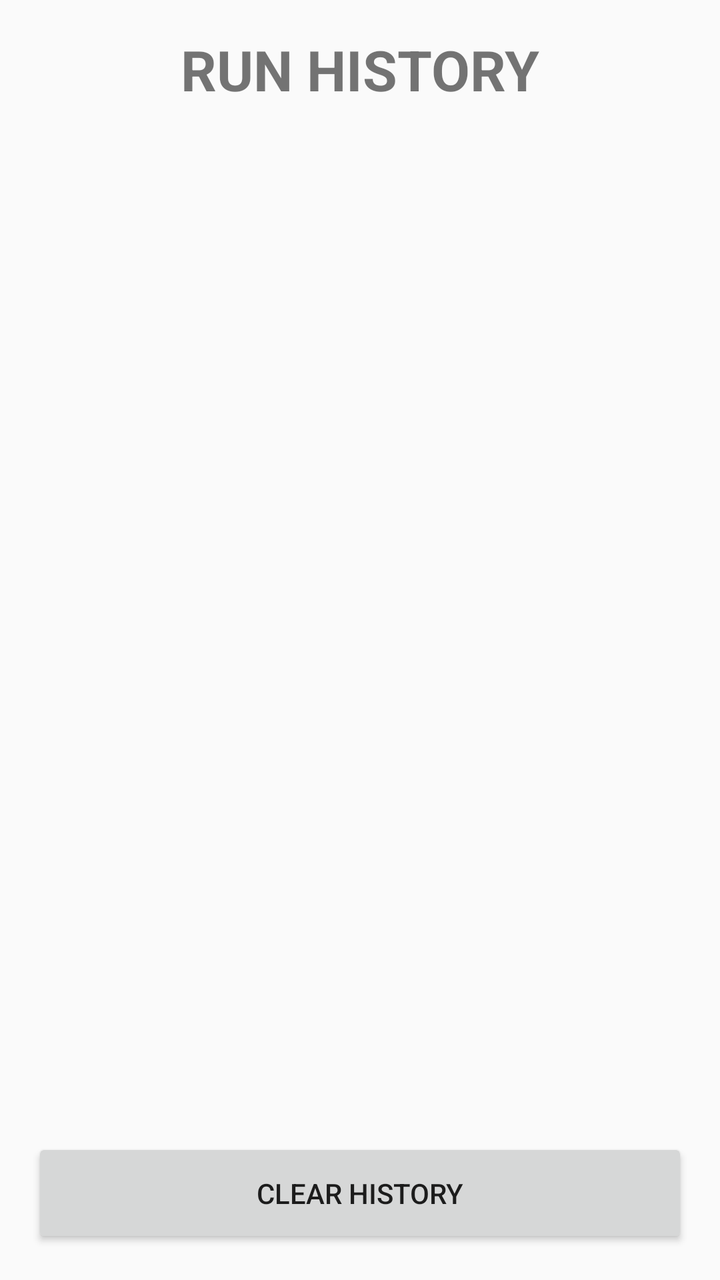
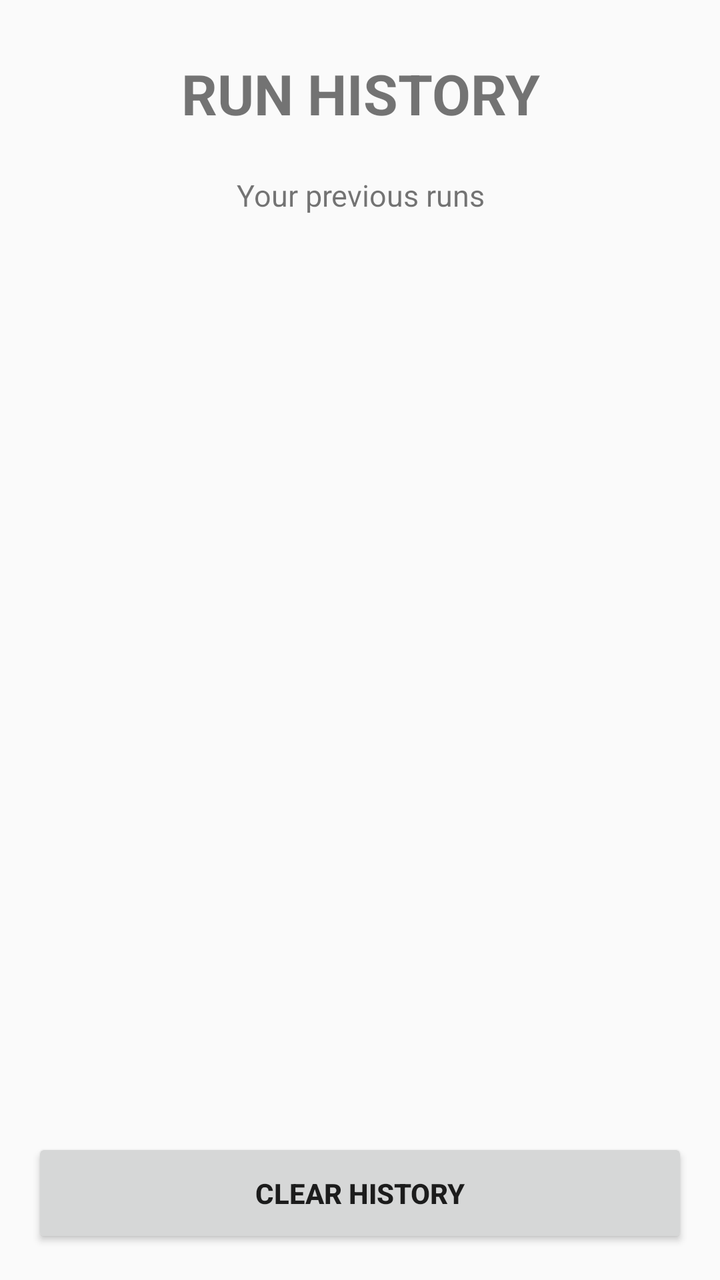

An Android layout rendered at two revisions. The XML below is the earlier revision; the diff shows what the commit changed to produce the second picture.
<!-- AndroidManifest.xml: application theme android:Theme.Material.Light.NoActionBar -->
<!-- res/layout/activity_history.xml -->
<?xml version="1.0" encoding="utf-8"?>
<LinearLayout
    xmlns:android="http://schemas.android.com/apk/res/android"
    android:layout_width="match_parent"
    android:layout_height="match_parent"
    android:orientation="vertical"
    android:padding="16dp">

    <TextView
        android:layout_width="wrap_content"
        android:layout_height="wrap_content"
        android:text="RUN HISTORY"
        android:textSize="28sp"
        android:textStyle="bold"
        android:layout_gravity="center"
        android:layout_marginBottom="15dp"/>

    <ListView
        android:id="@+id/historyList"
        android:layout_width="match_parent"
        android:layout_height="0dp"
        android:layout_weight="1"/>

    <Button
        android:id="@+id/clearButton"
        android:layout_width="match_parent"
        android:layout_height="55dp"
        android:text="CLEAR HISTORY"/>

</LinearLayout>
<!-- resources referenced by this layout -->
<resources>

</resources>

<!-- the commit's change to res/layout/activity_history.xml (unified diff, before → after) -->
@@ -6,25 +6,47 @@
     android:orientation="vertical"
     android:padding="16dp">
 
+    
+
     <TextView
-        android:layout_width="wrap_content"
+        android:layout_width="match_parent"
         android:layout_height="wrap_content"
         android:text="RUN HISTORY"
         android:textSize="28sp"
         android:textStyle="bold"
-        android:layout_gravity="center"
-        android:layout_marginBottom="15dp"/>
+        android:gravity="center"
+        android:padding="12dp"
+        android:layout_marginBottom="10dp"/>
+
+    <TextView
+        android:layout_width="match_parent"
+        android:layout_height="wrap_content"
+        android:text="Your previous runs"
+        android:textSize="15sp"
+        android:gravity="center"
+        android:layout_marginBottom="12dp"/>
+
+
+    
 
     <ListView
         android:id="@+id/historyList"
         android:layout_width="match_parent"
         android:layout_height="0dp"
-        android:layout_weight="1"/>
+        android:layout_weight="1"
+        android:dividerHeight="10dp"
+        android:clipToPadding="false"
+        android:paddingBottom="10dp"/>
+
+
+    
 
     <Button
         android:id="@+id/clearButton"
         android:layout_width="match_parent"
         android:layout_height="55dp"
-        android:text="CLEAR HISTORY"/>
+        android:text="CLEAR HISTORY"
+        android:textStyle="bold"
+        android:layout_marginTop="8dp"/>
 
 </LinearLayout>
